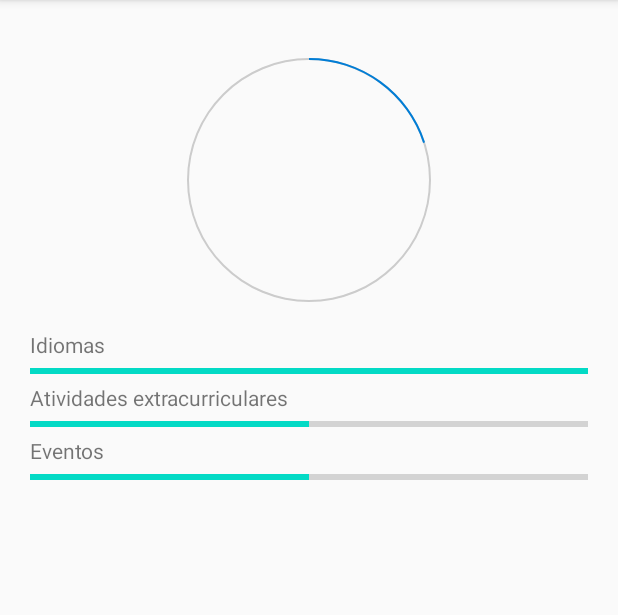
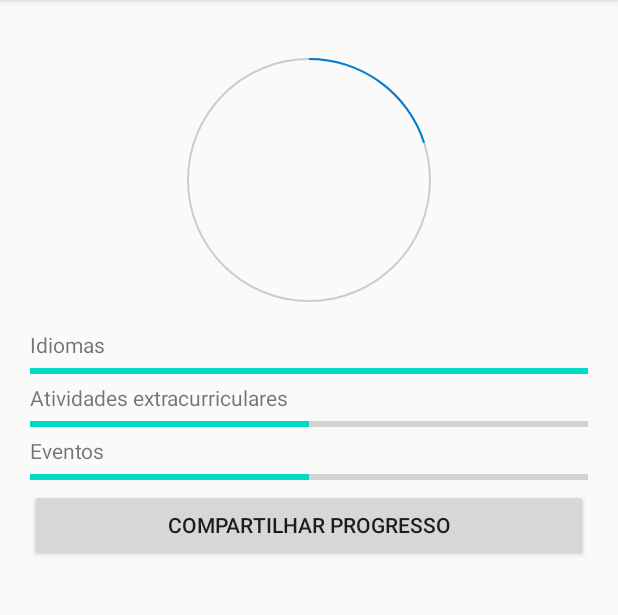
Before and after one commit to EllianAbe/HorasComplementares, an Android app: the DashboardActivity screen opened directly, with no data from a screen before it, on a phone screen of 412 x 824 dp, the part 84-699 px from its top. Run offline under Robolectric (Android 15) with nearby library versions, the phone set to English and light mode, and no system bars.

Commit message:
nova funcionalidade

```diff
--- a/app/src/main/java/com/uniso/lpdm/horascomplementares/CoordinatorDashboardActivity.java
+++ b/app/src/main/java/com/uniso/lpdm/horascomplementares/CoordinatorDashboardActivity.java
@@ -4,6 +4,9 @@ import androidx.appcompat.app.AppCompatActivity;
 
 import android.os.Bundle;
 
+/*  essa atividade deve ser responsável pela visualização pelo coordenador das atividades
+    aqui ele deverá verificar as atividades que estão pendentes de aprovação e aprovar ou rejeitar.
+ */
 public class CoordinatorDashboardActivity extends AppCompatActivity {
 
     @Override
--- a/app/src/main/java/com/uniso/lpdm/horascomplementares/DashboardActivity.java
+++ b/app/src/main/java/com/uniso/lpdm/horascomplementares/DashboardActivity.java
@@ -2,11 +2,14 @@ package com.uniso.lpdm.horascomplementares;
 
 import androidx.appcompat.app.AppCompatActivity;
 
+import android.content.Intent;
 import android.os.Bundle;
+import android.view.View;
 import android.widget.ProgressBar;
 
 public class DashboardActivity extends AppCompatActivity {
     int currentProgress;
+    ProgressBar simpleProgressBar, progressBarIdiomas, progressBarEventos, progressBarFormacaoComplementar;
 
     @Override
     protected void onCreate(Bundle savedInstanceState) {
@@ -16,6 +19,7 @@ public class DashboardActivity extends AppCompatActivity {
         setProgressBar();
     }
 
+    // PEGA O PROGRESSO DE CADA CATEGORIA E PROGRESSO TOTAL.
     public void setProgressBar(){
           currentProgress = 20;
 
@@ -26,26 +30,45 @@ public class DashboardActivity extends AppCompatActivity {
 //            currentProgress += progress.progressValue;
 //        }
 
-        ProgressBar simpleProgressBar=(ProgressBar) findViewById(R.id.progressBar); // initiate the progress bar
+        simpleProgressBar=(ProgressBar) findViewById(R.id.progressBar); // initiate the progress bar
         simpleProgressBar.setMax(getMax());
         simpleProgressBar.setProgress(currentProgress);
 
-        ProgressBar progressBarIdiomas =(ProgressBar) findViewById(R.id.progressBarIdiomas);
+        progressBarIdiomas =(ProgressBar) findViewById(R.id.progressBarIdiomas);
         progressBarIdiomas.setMax(30);
         progressBarIdiomas.setProgress(30);
 
-        ProgressBar progressBarEventos =(ProgressBar) findViewById(R.id.progressBarEvento);
+        progressBarEventos =(ProgressBar) findViewById(R.id.progressBarEvento);
         progressBarEventos.setMax(20);
         progressBarEventos.setProgress(10);
 
-        ProgressBar progressBarFormacaoComplementar =(ProgressBar) findViewById(R.id.progressBarFormacaoComplementar);
+        progressBarFormacaoComplementar  =(ProgressBar) findViewById(R.id.progressBarFormacaoComplementar);
         progressBarFormacaoComplementar.setMax(50);
         progressBarFormacaoComplementar.setProgress(25);
     }
 
+    // ESSA FUNÇÃO É PARA EFEITOS DE DEMONSTRAÇÃO, ELA PRECISA SER ALTERADA PARA QUANDO UTILIZARMOS UMA API NO BANCO
     private int getMax(){
         return 100;
     }
 
 
+    /* essa atividade gera um report basicão com o progresso total e o progresso de cada categoria,
+       esse progresso é formatado como string e compartilhado usando ACTION_SEND*/
+    public void onClickCompartilhar(View view) {
+        Intent intent = new Intent(Intent.ACTION_SEND);
+
+        intent.setType("text/plain");
+        String progressReport = String.format("O progresso total é de %d/%d horas\n" +
+                        "O progresso em Idiomas é de %d/%d horas\n" +
+                        "O progresso em Eventos é de %d/%d horas\n" +
+                        "O progresso em Formação Complementar é de %d/%d horas",
+                        simpleProgressBar.getProgress(), simpleProgressBar.getMax(),
+                        progressBarIdiomas.getProgress(), progressBarIdiomas.getMax(),
+                        progressBarEventos.getProgress(), progressBarEventos.getMax(),
+                        progressBarFormacaoComplementar.getProgress(), progressBarFormacaoComplementar.getMax());
+
+        intent.putExtra(Intent.EXTRA_TEXT, progressReport);
+        startActivity(intent);
+    }
 }
--- a/app/src/main/res/layout/activity_dashboard.xml
+++ b/app/src/main/res/layout/activity_dashboard.xml
@@ -56,4 +56,11 @@
         android:layout_width="match_parent"
         android:layout_height="wrap_content" />
 
+    <Button
+        android:id="@+id/buttonShareProgress"
+        android:layout_width="match_parent"
+        android:layout_height="wrap_content"
+        android:text="Compartilhar Progresso"
+        android:onClick="onClickCompartilhar"/>
+
 </LinearLayout>
```
Also changed, not shown: app/src/main/java/com/uniso/lpdm/horascomplementares/LoginActivity.java (+7 -2 lines).
